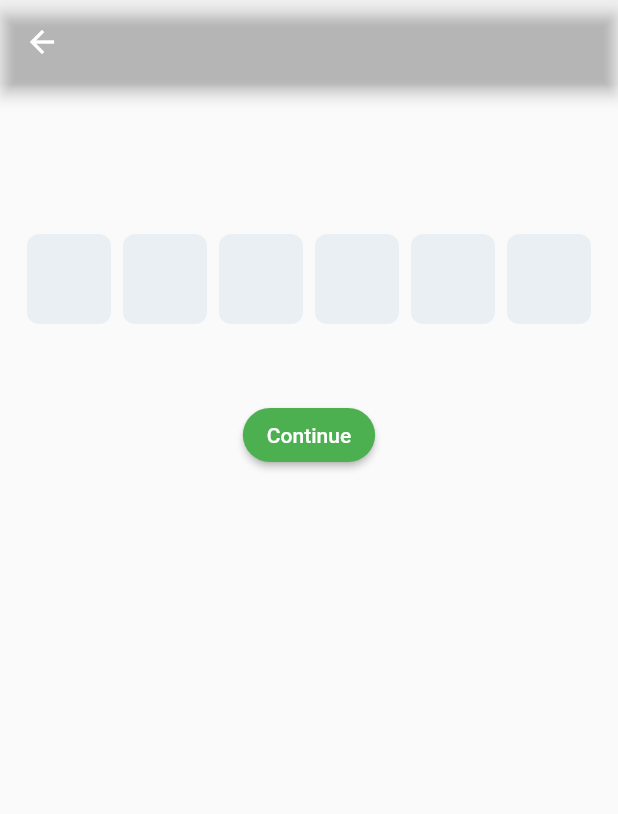
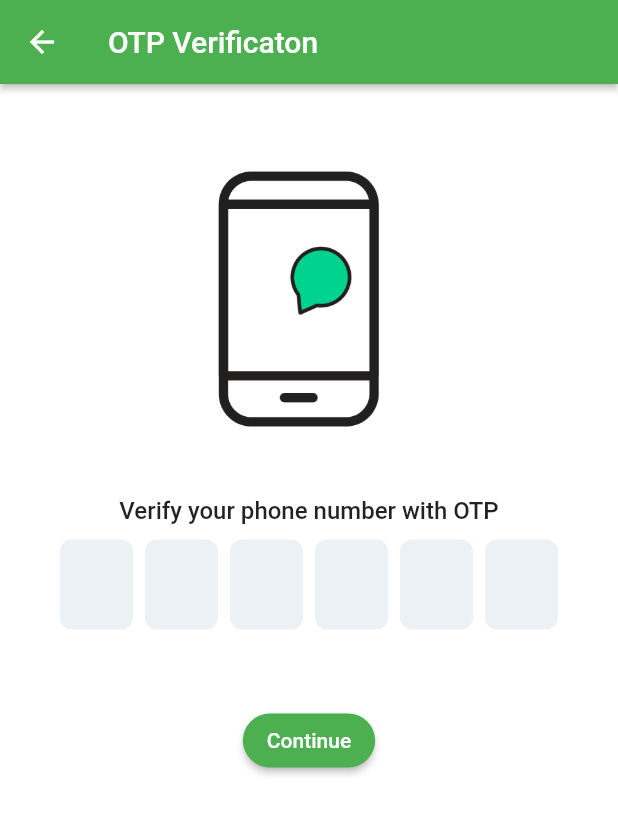
Before and after one commit to ADITYAbasude/Kirana, a Flutter app: the OTPScreen screen opened directly, on a phone screen of 412 x 824 dp. Shown: the top 814 px of the screen. Run offline on Flutter 3.47's test engine with Material 2 defaults, Android fonts, the light colour scheme and no system bars; drawn by our look-alikes of pinput; our stand-ins replace firebase_auth, firebase_core, flutter_otp_text_field, fluttertoast, location and 1 more; missing offline and left inert: dart:ffi; accounts and stored records are empty; network calls fail.

Commit message:
login & otp screen update

```diff
--- a/lib/screens/auth/otp_screen.dart
+++ b/lib/screens/auth/otp_screen.dart
@@ -20,14 +20,29 @@ class _OTPScreenState extends State<OTPScreen> {
   @override
   Widget build(BuildContext context) {
     return Scaffold(
-        appBar: AppBar(backgroundColor: Colors.transparent),
+        backgroundColor: Colors.white,
+        appBar: AppBar(
+          backgroundColor: Theme.of(context).primaryColor,
+          elevation: 2,
+          title: const Text("OTP Verificaton"),
+        ),
         body: ScrollConfiguration(
           behavior: ScrollBehavior(
               androidOverscrollIndicator: AndroidOverscrollIndicator.stretch),
           child: SingleChildScrollView(
               child: Column(children: [
             Container(
-              margin: EdgeInsets.only(top: 100),
+              width: MediaQuery.of(context).size.width / 1.5,
+              child: Image.asset("assets/images/otpAnim.gif"),
+            ),
+            Container(
+              child: const Text(
+                "Verify your phone number with OTP",
+                style: TextStyle(fontWeight: FontWeight.w500, fontSize: 16),
+              ),
+            ),
+            Container(
+              margin: EdgeInsets.only(top: 10, left: 40, right: 40),
               alignment: Alignment.center,
               child: Pinput(
                 onChanged: (value) {
--- a/lib/tools/Toast.dart
+++ b/lib/tools/Toast.dart
@@ -6,7 +6,7 @@ class MakeToast {
     Fluttertoast.showToast(
         msg: msg,
         toastLength: Toast.LENGTH_SHORT,
-        gravity: ToastGravity.CENTER,
+        gravity: ToastGravity.BOTTOM,
         timeInSecForIosWeb: 1,
         backgroundColor: Color.fromARGB(255, 255, 255, 255),
         textColor: Color.fromARGB(255, 0, 0, 0),
```
Also changed, not shown: lib/screens/auth/login_signup_screen.dart (+51 -9 lines), pubspec.yaml (+1 -6 lines).
